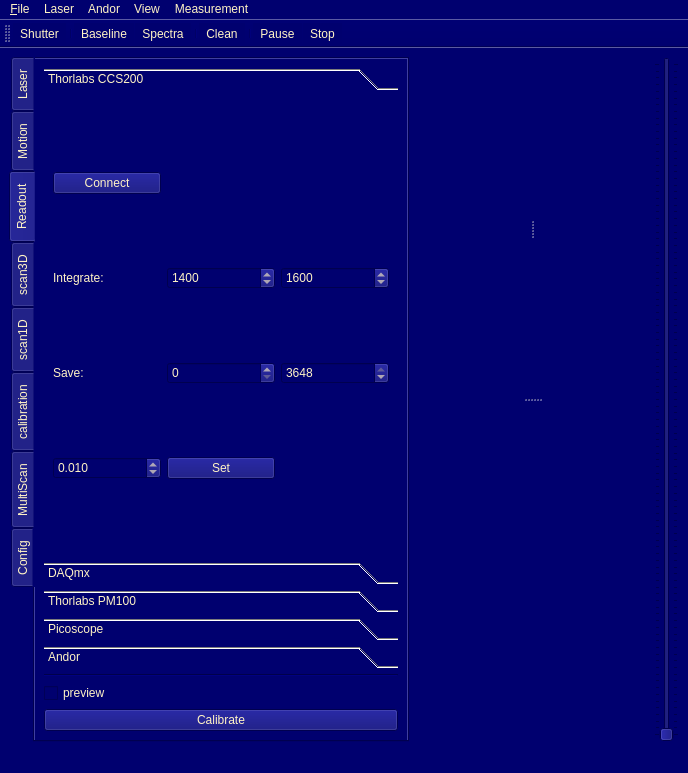
Above: microV.ui from xkronosua/microV before the change. Below: the same form after it.
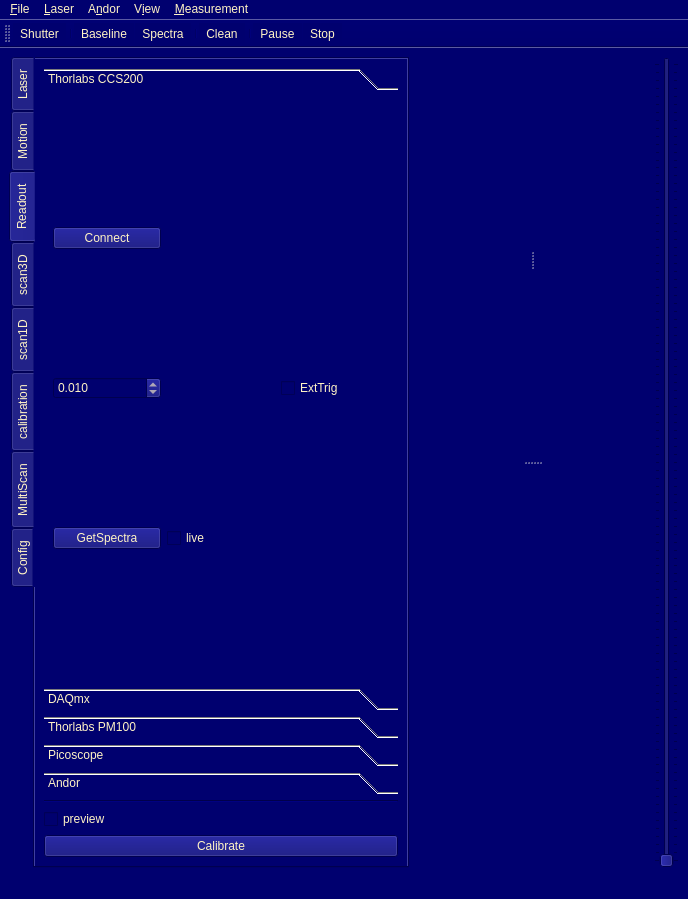
That is the form after the change. The open tabs and pages were chosen to show the change.

Diff of the .ui file:
```diff
--- a/microV.ui
+++ b/microV.ui
@@ -7,7 +7,7 @@
     <x>0</x>
     <y>0</y>
     <width>688</width>
-    <height>773</height>
+    <height>899</height>
    </rect>
   </property>
   <property name="windowTitle">
@@ -700,53 +700,26 @@
             <rect>
              <x>0</x>
              <y>0</y>
-             <width>227</width>
-             <height>118</height>
+             <width>353</width>
+             <height>543</height>
             </rect>
            </property>
            <attribute name="label">
             <string>Thorlabs CCS200</string>
            </attribute>
            <layout class="QGridLayout" name="gridLayout_2">
-            <item row="3" column="1">
-             <widget class="QPushButton" name="usbSpectr_set_integr_time">
-              <property name="text">
-               <string>Set</string>
-              </property>
-             </widget>
-            </item>
-            <item row="1" column="1">
-             <widget class="QSpinBox" name="usbSpectr_from">
-              <property name="maximum">
-               <number>3647</number>
-              </property>
-              <property name="value">
-               <number>1400</number>
-              </property>
-             </widget>
-            </item>
             <item row="1" column="2">
-             <widget class="QSpinBox" name="usbSpectr_to">
-              <property name="minimum">
-               <number>1</number>
+             <widget class="QCheckBox" name="ccs200ExtTrig">
+              <property name="text">
+               <string>ExtTrig</string>
               </property>
-              <property name="maximum">
-               <number>3648</number>
-              </property>
-              <property name="value">
-               <number>1600</number>
-              </property>
              </widget>
             </item>
-            <item row="2" column="1">
-             <widget class="QSpinBox" name="usbSpectr_save_from">
-              <property name="maximum">
-               <number>3647</number>
+            <item row="1" column="0">
+             <widget class="QDoubleSpinBox" name="ccs200Exposure">
+              <property name="keyboardTracking">
+               <bool>false</bool>
               </property>
-             </widget>
-            </item>
-            <item row="3" column="0">
-             <widget class="QDoubleSpinBox" name="usbSpectr_integr_time">
               <property name="decimals">
                <number>3</number>
               </property>
@@ -761,33 +734,6 @@
               </property>
              </widget>
             </item>
-            <item row="1" column="0">
-             <widget class="QLabel" name="label">
-              <property name="text">
-               <string>Integrate:</string>
-              </property>
-             </widget>
-            </item>
-            <item row="2" column="2">
-             <widget class="QSpinBox" name="usbSpectr_save_to">
-              <property name="minimum">
-               <number>1</number>
-              </property>
-              <property name="maximum">
-               <number>3648</number>
-              </property>
-              <property name="value">
-               <number>3648</number>
-              </property>
-             </widget>
-            </item>
-            <item row="2" column="0">
-             <widget class="QLabel" name="label_2">
-              <property name="text">
-               <string>Save:</string>
-              </property>
-             </widget>
-            </item>
             <item row="0" column="0">
              <widget class="QPushButton" name="usbSpactr_connect">
               <property name="text">
@@ -798,6 +744,20 @@
               </property>
              </widget>
             </item>
+            <item row="2" column="0">
+             <widget class="QPushButton" name="ccs200GetSpectra">
+              <property name="text">
+               <string>GetSpectra</string>
+              </property>
+             </widget>
+            </item>
+            <item row="2" column="1">
+             <widget class="QCheckBox" name="ccs200Live">
+              <property name="text">
+               <string>live</string>
+              </property>
+             </widget>
+            </item>
            </layout>
           </widget>
           <widget class="QWidget" name="DAQmx">
@@ -3721,7 +3681,7 @@
      <x>0</x>
      <y>0</y>
      <width>688</width>
-     <height>21</height>
+     <height>30</height>
     </rect>
    </property>
    <widget class="QMenu" name="menuFile">
@@ -3732,26 +3692,26 @@
    </widget>
    <widget class="QMenu" name="menuLaser">
     <property name="title">
-     <string>Laser</string>
+     <string>&amp;Laser</string>
     </property>
     <addaction name="actionShutter"/>
    </widget>
    <widget class="QMenu" name="menuAndor">
     <property name="title">
-     <string>Andor</string>
+     <string>A&amp;ndor</string>
     </property>
     <addaction name="actionBaseline"/>
     <addaction name="actionSpectra"/>
    </widget>
    <widget class="QMenu" name="menuView">
     <property name="title">
-     <string>View</string>
+     <string>V&amp;iew</string>
     </property>
     <addaction name="actionClean"/>
    </widget>
    <widget class="QMenu" name="menuMeasurement">
     <property name="title">
-     <string>Measurement</string>
+     <string>&amp;Measurement</string>
     </property>
     <addaction name="actionPause"/>
     <addaction name="actionStop"/>
```
Left out of the diff: 73 changed lines with no effect on the pictures.
